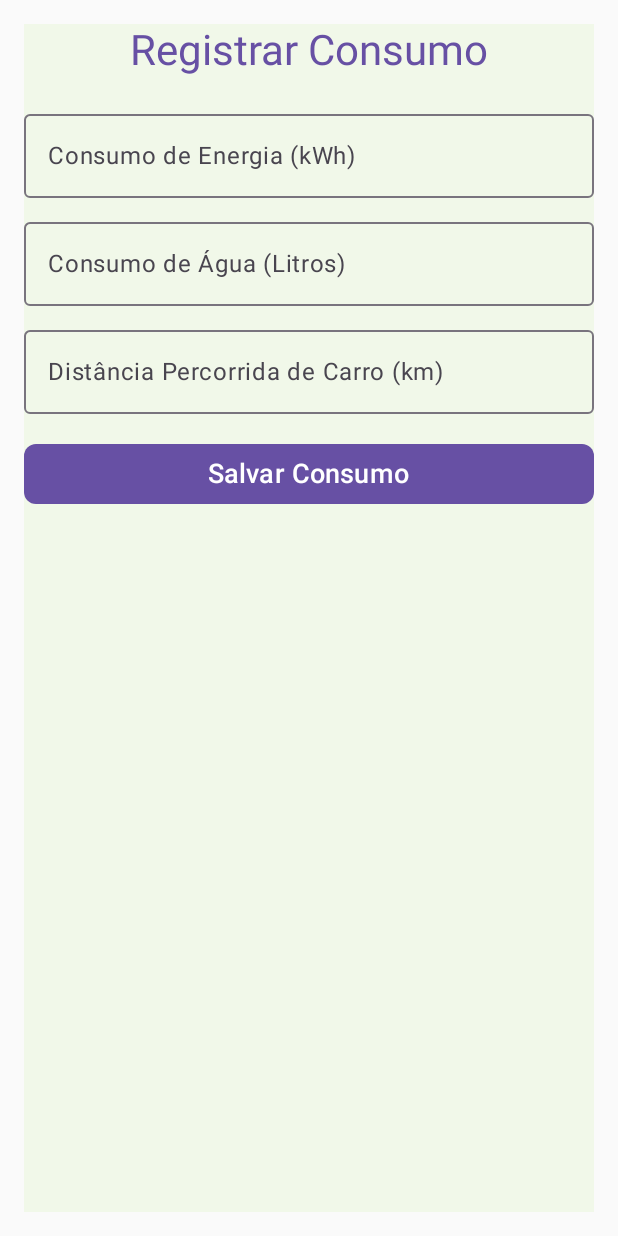
After one commit to HugoCorrea01/EcoTrack, an Android app built with Jetpack Compose: the RegistroConsumoScreen screen opened through its navigation route, on a phone screen of 412 x 824 dp. The commit adds this screen. Run offline under Robolectric (Android 15) with nearby library versions, the phone set to English and light mode, and no system bars; our stand-ins replace Firebase (no records; nobody signed in at launch, a user with empty details on screens opened directly).

Commit message:
nova atualizaçao

```diff
--- a/app/build.gradle.kts
+++ b/app/build.gradle.kts
@@ -62,6 +62,7 @@ dependencies {
     implementation("com.squareup.retrofit2:retrofit:2.9.0")
     implementation("com.squareup.retrofit2:converter-gson:2.9.0")
     implementation(libs.androidx.ui.tooling.preview.android)
+    implementation(libs.firebase.firestore.ktx)
 
     // MPAndroidChart for charts
     debugImplementation("com.github.PhilJay:MPAndroidChart:v3.1.0")  // Ou a versão mais recente
--- a/app/src/main/java/com/example/ecotrack/ui/screens/HomeScreen.kt
+++ b/app/src/main/java/com/example/ecotrack/ui/screens/HomeScreen.kt
@@ -1,37 +1,100 @@
 package com.example.ecotrack.ui.screens
 
+import androidx.compose.animation.core.*
+import androidx.compose.foundation.Image
+import androidx.compose.foundation.background
 import androidx.compose.foundation.layout.*
+import androidx.compose.foundation.shape.RoundedCornerShape
 import androidx.compose.material3.*
-import androidx.compose.runtime.Composable
+import androidx.compose.runtime.*
 import androidx.compose.ui.Alignment
 import androidx.compose.ui.Modifier
+import androidx.compose.ui.draw.alpha
+import androidx.compose.ui.graphics.Brush
+import androidx.compose.ui.graphics.Color
+import androidx.compose.ui.res.painterResource
+import androidx.compose.ui.text.font.FontWeight
 import androidx.compose.ui.unit.dp
+import androidx.compose.ui.unit.sp
 import androidx.navigation.NavController
+import com.example.ecotrack.R
 
 @Composable
 fun HomeScreen(navController: NavController) {
+    // Animação de Opacidade para a Logo
+    val alphaAnim = remember { Animatable(0f) }
+    LaunchedEffect(Unit) {
+        alphaAnim.animateTo(1f, animationSpec = tween(durationMillis = 2000))
+    }
+
+    // Fundo com Gradiente
+    Box(
+        modifier = Modifier
+            .fillMaxSize()
+            .background(
+                Brush.verticalGradient(
+                    colors = listOf(
+                        Color(0xFFB2DFDB), // Verde claro
+                        Color(0xFF00796B)  // Verde escuro
+                    )
+                )
+            ),
+        contentAlignment = Alignment.Center
+    ) {
         Column(
-        modifier = Modifier.fillMaxSize().padding(16.dp),
+            modifier = Modifier
+                .fillMaxSize()
+                .padding(16.dp),
             horizontalAlignment = Alignment.CenterHorizontally
         ) {
-        Text("Bem-vindo ao EcoTrack", style = MaterialTheme.typography.headlineMedium)
+
 
             Spacer(modifier = Modifier.height(16.dp))
 
-        Button(onClick = { navController.navigate("registro") }) {
+            Text(
+                text = "Bem-vindo ao EcoTrack",
+                fontSize = 24.sp,
+                fontWeight = FontWeight.Bold,
+                color = Color.White
+            )
+
+            Spacer(modifier = Modifier.height(8.dp))
+
+            Text(
+                text = "Monitore e reduza seu impacto ambiental!",
+                fontSize = 16.sp,
+                color = Color.White.copy(alpha = 0.8f)
+            )
+
+            Spacer(modifier = Modifier.height(24.dp))
+
+            Button(
+                onClick = { navController.navigate("registro") },
+                shape = RoundedCornerShape(8.dp),
+                modifier = Modifier.fillMaxWidth()
+            ) {
                 Text("Registrar Consumo")
             }
 
             Spacer(modifier = Modifier.height(8.dp))
 
-        Button(onClick = { navController.navigate("dashboard") }) {
+            Button(
+                onClick = { navController.navigate("dashboard") },
+                shape = RoundedCornerShape(8.dp),
+                modifier = Modifier.fillMaxWidth()
+            ) {
                 Text("Ver Estatísticas")
             }
 
             Spacer(modifier = Modifier.height(8.dp))
 
-        Button(onClick = { navController.navigate("desafios") }) {
+            Button(
+                onClick = { navController.navigate("desafios") },
+                shape = RoundedCornerShape(8.dp),
+                modifier = Modifier.fillMaxWidth()
+            ) {
                 Text("Participar de Desafios")
             }
         }
     }
+}
--- /dev/null
+++ b/app/src/main/java/com/example/ecotrack/ui/screens/Navigation.kt
@@ -0,0 +1,54 @@
+package com.example.ecotrack.ui.screens
+
+import androidx.compose.foundation.layout.*
+import androidx.compose.material3.*
+import androidx.compose.runtime.*
+import androidx.compose.ui.Alignment
+import androidx.compose.ui.Modifier
+import androidx.compose.ui.unit.dp
+import androidx.navigation.NavController
+import androidx.navigation.NavHostController
+import androidx.navigation.compose.NavHost
+import androidx.navigation.compose.composable
+import androidx.navigation.compose.rememberNavController
+
+@Composable
+fun EcoTrackApp() {
+    val navController = rememberNavController()
+
+    NavHost(
+        navController = navController,
+        startDestination = "home"
+    ) {
+        composable("home") { HomeScreen(navController) }
+        composable("registro") { RegistroConsumoScreen(navController) }
+        composable("dashboard") { DashboardScreen(navController) }
+        composable("desafios") { DesafiosScreen(navController) }
+        composable("ranking") { RankingScreen(navController) }
+    }
+}
+
+
+@Composable
+fun DesafiosScreen(navController: NavHostController) {
+    Column(
+        modifier = Modifier.fillMaxSize().padding(16.dp),
+        horizontalAlignment = Alignment.CenterHorizontally
+    ) {
+        Text("Desafios Sustentáveis", style = MaterialTheme.typography.headlineMedium)
+        Spacer(modifier = Modifier.height(16.dp))
+        Text("Aqui serão exibidos os desafios disponíveis.")
+    }
+}
+
+@Composable
+fun RankingScreen(navController: NavController) {
+    Column(
+        modifier = Modifier.fillMaxSize().padding(16.dp),
+        horizontalAlignment = Alignment.CenterHorizontally
+    ) {
+        Text("Ranking de Usuários", style = MaterialTheme.typography.headlineMedium)
+        Spacer(modifier = Modifier.height(16.dp))
+        Text("Aqui será exibido o ranking dos usuários com mais EcoPontos.")
+    }
+}
--- /dev/null
+++ b/app/src/main/java/com/example/ecotrack/ui/screens/RegistroConsumoScreen.kt
@@ -0,0 +1,94 @@
+package com.example.ecotrack.ui.screens
+
+import android.widget.Toast
+import androidx.compose.foundation.background
+import androidx.compose.foundation.layout.*
+import androidx.compose.foundation.shape.RoundedCornerShape
+import androidx.compose.material3.*
+import androidx.compose.runtime.*
+import androidx.compose.ui.Alignment
+import androidx.compose.ui.Modifier
+import androidx.compose.ui.graphics.Color
+import androidx.compose.ui.platform.LocalContext
+import androidx.compose.ui.unit.dp
+import androidx.compose.ui.unit.sp
+import androidx.navigation.NavHostController
+import com.google.firebase.firestore.FirebaseFirestore
+
+@Composable
+fun RegistroConsumoScreen(navController: NavHostController) {
+    val context = LocalContext.current
+    val db = FirebaseFirestore.getInstance()
+
+    var energia by remember { mutableStateOf("") }
+    var agua by remember { mutableStateOf("") }
+    var transporte by remember { mutableStateOf("") }
+    var isSaved by remember { mutableStateOf(false) }
+
+    Column(
+        modifier = Modifier
+            .fillMaxSize()
+            .padding(16.dp)
+            .background(Color(0xFFF1F8E9)),
+        horizontalAlignment = Alignment.CenterHorizontally
+    ) {
+        Text(
+            text = "Registrar Consumo",
+            style = MaterialTheme.typography.headlineMedium,
+            color = MaterialTheme.colorScheme.primary
+        )
+
+        Spacer(modifier = Modifier.height(16.dp))
+
+        OutlinedTextField(
+            value = energia,
+            onValueChange = { energia = it },
+            label = { Text("Consumo de Energia (kWh)") },
+            modifier = Modifier.fillMaxWidth()
+        )
+
+        Spacer(modifier = Modifier.height(8.dp))
+
+        OutlinedTextField(
+            value = agua,
+            onValueChange = { agua = it },
+            label = { Text("Consumo de Água (Litros)") },
+            modifier = Modifier.fillMaxWidth()
+        )
+
+        Spacer(modifier = Modifier.height(8.dp))
+
+        OutlinedTextField(
+            value = transporte,
+            onValueChange = { transporte = it },
+            label = { Text("Distância Percorrida de Carro (km)") },
+            modifier = Modifier.fillMaxWidth()
+        )
+
+        Spacer(modifier = Modifier.height(16.dp))
+
+        Button(
+            onClick = {
+                val consumo = hashMapOf(
+                    "energia" to energia,
+                    "agua" to agua,
+                    "transporte" to transporte
+                )
+
+                db.collection("consumo")
+                    .add(consumo)
+                    .addOnSuccessListener {
+                        isSaved = true
+                        Toast.makeText(context, "Dados salvos com sucesso!", Toast.LENGTH_SHORT).show()
+                    }
+                    .addOnFailureListener {
+                        Toast.makeText(context, "Erro ao salvar os dados!", Toast.LENGTH_SHORT).show()
+                    }
+            },
+            shape = RoundedCornerShape(8.dp),
+            modifier = Modifier.fillMaxWidth()
+        ) {
+            Text("Salvar Consumo", fontSize = 18.sp)
+        }
+    }
+}
--- a/gradle/libs.versions.toml
+++ b/gradle/libs.versions.toml
@@ -9,6 +9,7 @@ lifecycleRuntimeKtx = "2.8.7"
 activityCompose = "1.10.1"
 composeBom = "2024.04.01"
 uiToolingPreviewAndroid = "1.7.8"
+firebaseFirestoreKtx = "25.1.2"
 
 [libraries]
 androidx-core-ktx = { group = "androidx.core", name = "core-ktx", version.ref = "coreKtx" }
@@ -26,6 +27,7 @@ androidx-ui-test-manifest = { group = "androidx.compose.ui", name = "ui-test-man
 androidx-ui-test-junit4 = { group = "androidx.compose.ui", name = "ui-test-junit4" }
 androidx-material3 = { group = "androidx.compose.material3", name = "material3" }
 androidx-ui-tooling-preview-android = { group = "androidx.compose.ui", name = "ui-tooling-preview-android", version.ref = "uiToolingPreviewAndroid" }
+firebase-firestore-ktx = { group = "com.google.firebase", name = "firebase-firestore-ktx", version.ref = "firebaseFirestoreKtx" }
 
 [plugins]
 android-application = { id = "com.android.application", version.ref = "agp" }
```
Also changed, not shown: app/src/main/java/com/example/ecotrack/MainActivity.kt (+1 -6 lines), app/src/main/java/com/example/ecotrack/ui/screens/DashboardScreen.kt (added, +58 -0 lines). Lines whose indentation alone changed are shown as unchanged.
